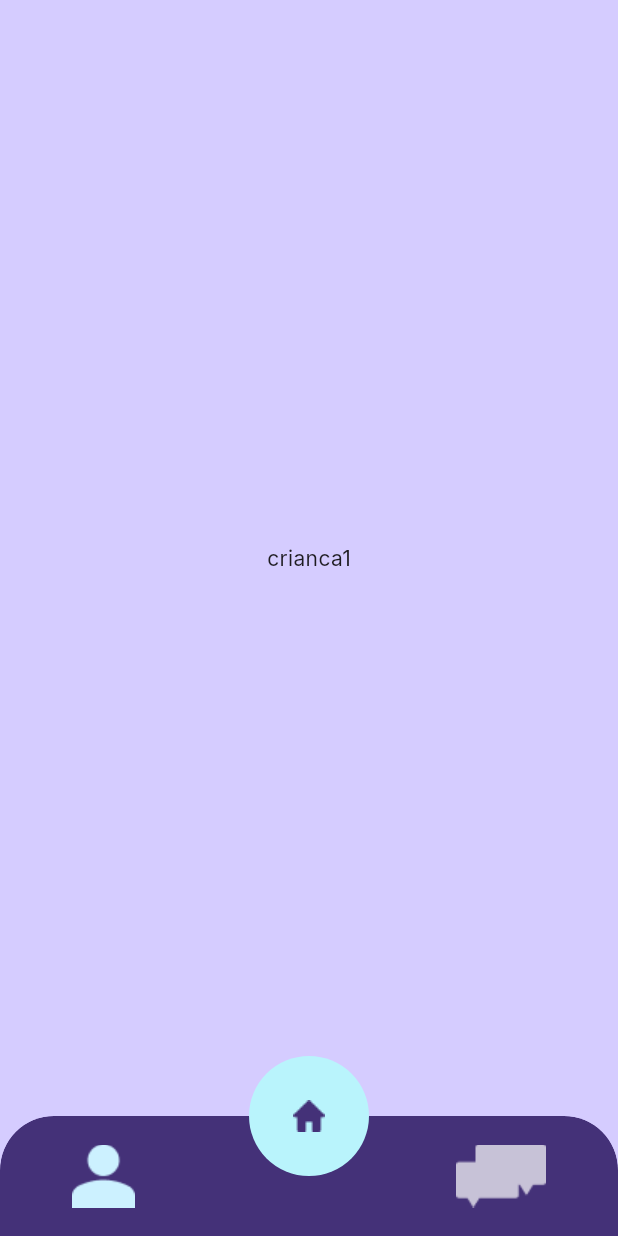
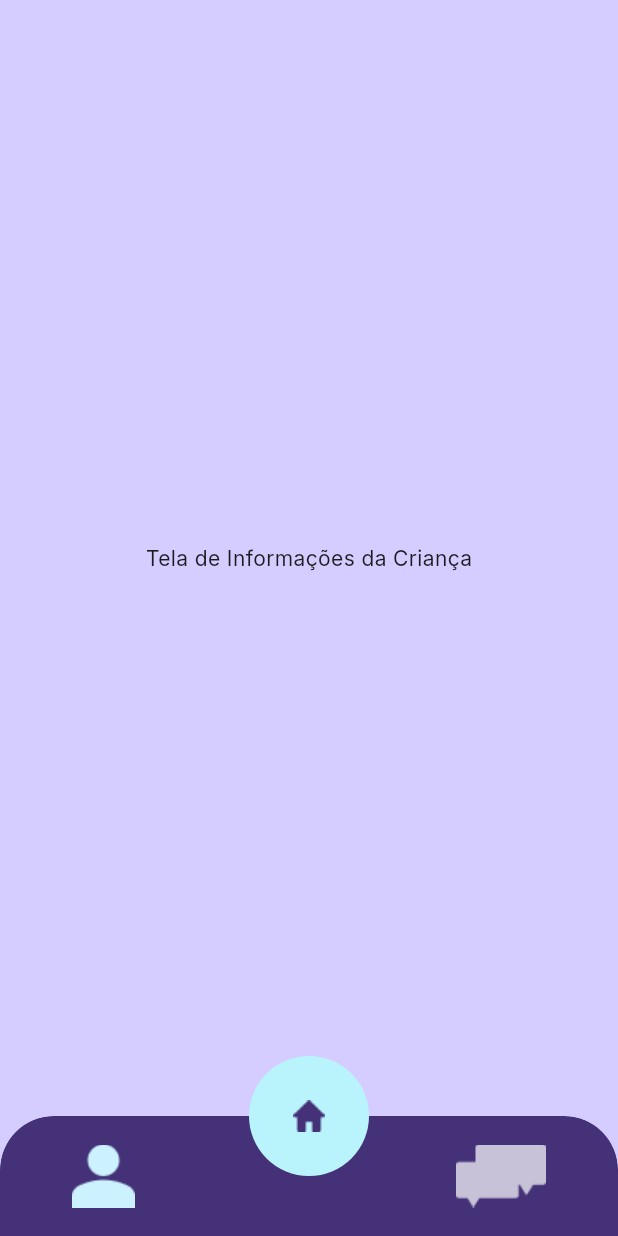
Before and after one commit to DecioAguiar/babysteps, a Flutter app: the MainNavigation screen opened directly, on a phone screen of 412 x 824 dp. Run offline on Flutter 3.47's test engine with Material 3 defaults, Android fonts, the light colour scheme and no system bars; our stand-ins replace firebase_core; accounts and stored records are empty.

Commit message:
resolucao de conflitos da develop

```diff
--- a/lib/chat/chat_page.dart
+++ b/lib/chat/chat_page.dart
@@ -5,6 +5,6 @@ class ChatPage extends StatelessWidget {
 
   @override
   Widget build(BuildContext context) {
-    return Center(child: Text('chat'));
+    return Center(child: Text('Tela do chat'));
   }
 }
--- a/lib/home/tabs/baby_info_tab.dart
+++ b/lib/home/tabs/baby_info_tab.dart
@@ -6,6 +6,6 @@ class BabyInfoTab extends StatelessWidget {
 
   @override
   Widget build(BuildContext context) {
-    return Center(child: Text('crianca1'));
+    return Center(child: Text('Tela de Informações da Criança'));
   }
 }
```
Also changed, not shown: lib/auth/forgot_password_page.dart (+5 -4 lines).
